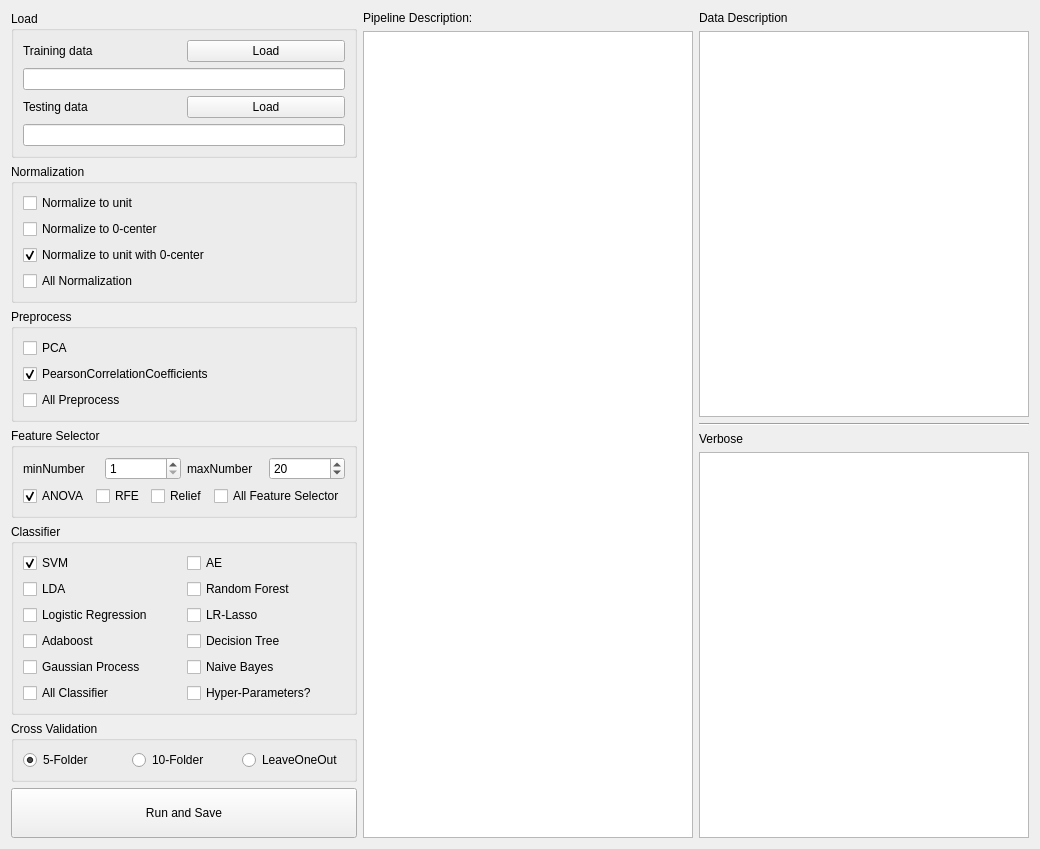
This is GUI/Process.ui in salan668/FAE as Qt 5 draws it before an edit. The edited form follows.
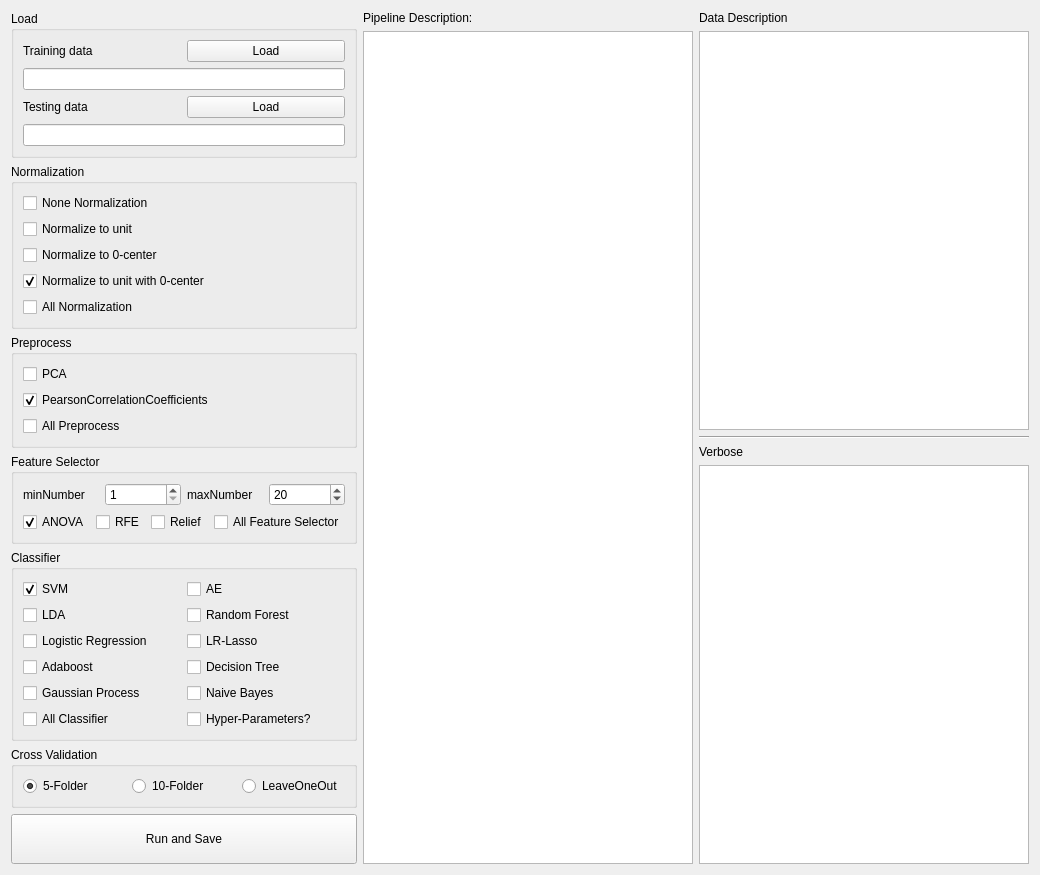
This is the edited form.

Patch:
```diff
--- a/GUI/Process.ui
+++ b/GUI/Process.ui
@@ -89,6 +89,13 @@
          <layout class="QGridLayout" name="gridLayout_2">
           <item row="0" column="0">
            <layout class="QVBoxLayout" name="verticalLayout_7">
+            <item>
+             <widget class="QCheckBox" name="checkNormalizeNone">
+              <property name="text">
+               <string>None Normalization</string>
+              </property>
+             </widget>
+            </item>
             <item>
              <widget class="QCheckBox" name="checkNormalizeUnit">
               <property name="text">
```
